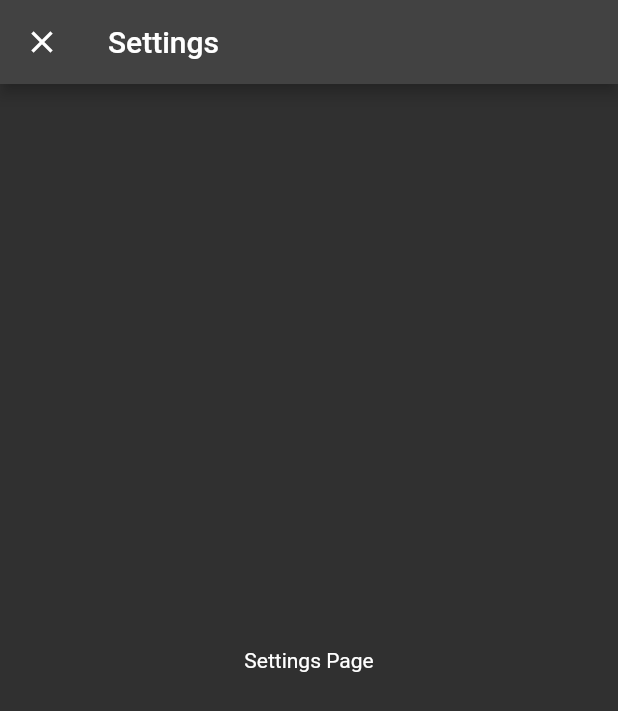
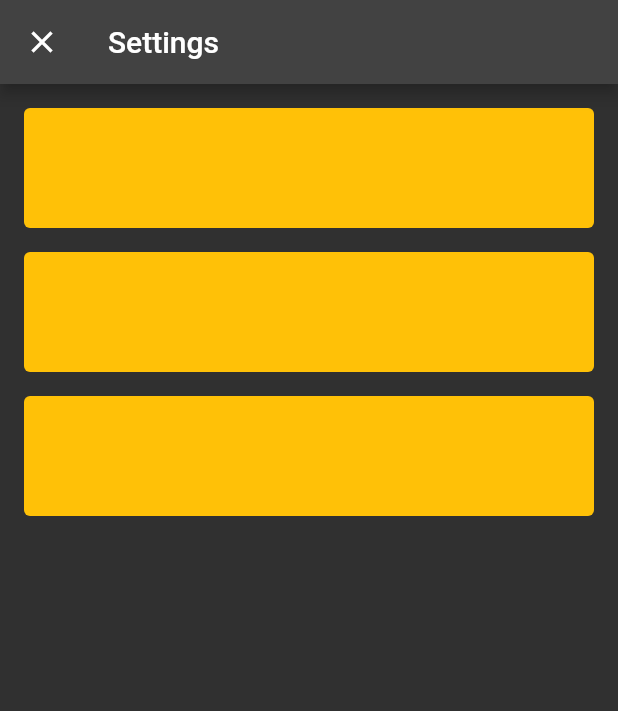
Before and after one commit to kolbe-ryo/coffee_beanventory, a Flutter app: the SettingsPage screen opened by its route, on a phone screen of 412 x 824 dp. Shown: the top 711 px of the screen. Run offline on Flutter 3.47's test engine with Material 2 defaults, Android fonts, the phone set to English and light mode, and no system bars; our stand-ins replace flutter_riverpod, flutter_svg, freezed_annotation, get_it, go_router, riverpod_annotation and 2 more; missing offline and left inert: flame, flame_forge2d, simple_logger; generated files the repository leaves out were written again.

Commit message:
setting card widget

```diff
--- /dev/null
+++ b/lib/ui/component/common_card.dart
@@ -0,0 +1,19 @@
+import 'package:coffee_beanventory/constant/constants.dart';
+import 'package:flutter/material.dart';
+
+class CommonCard extends StatelessWidget {
+  const CommonCard({super.key});
+
+  @override
+  Widget build(BuildContext context) {
+    return const Card(
+      elevation: 0,
+      color: Colors.amber,
+      margin: EdgeInsets.only(top: kPadding),
+      child: SizedBox(
+        width: double.infinity,
+        height: 80,
+      ),
+    );
+  }
+}
--- a/lib/ui/settings_page/settings_page.dart
+++ b/lib/ui/settings_page/settings_page.dart
@@ -1,4 +1,6 @@
 // Flutter imports:
+import 'package:coffee_beanventory/constant/constants.dart';
+import 'package:coffee_beanventory/ui/component/common_card.dart';
 import 'package:flutter/material.dart';
 
 // Package imports:
@@ -13,8 +15,15 @@ class SettingsPage extends ConsumerWidget {
       appBar: AppBar(
         title: Text('Settings'),
       ),
-      body: Center(
-        child: Text('Settings Page'),
+      body: SingleChildScrollView(
+        padding: const EdgeInsets.symmetric(horizontal: kPadding),
+        child: Column(
+          children: const [
+            CommonCard(),
+            CommonCard(),
+            CommonCard(),
+          ],
+        ),
       ),
     );
   }
```
